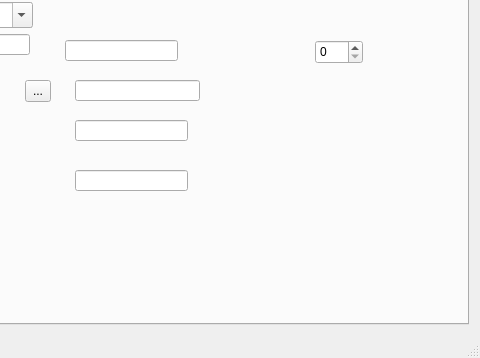
Before: the Qt Designer form MyTool/mainwindow.ui in huangatone/Mac_Qt, drawn with Qt 5; both pictures show x 128 to 608 and y 124 to 482 of the 608 by 482 pixel window.
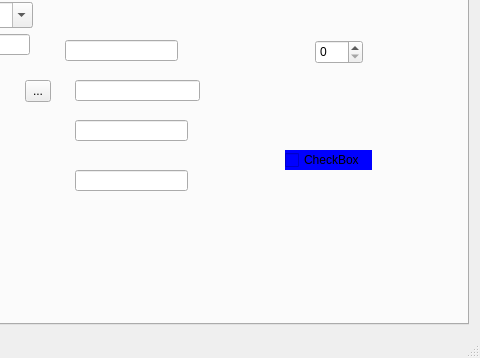
After: the same form once the commit is applied. The open tabs and pages were chosen to show the change. Custom widgets are drawn as their Qt base class.

Patch:
```diff
--- a/MyTool/mainwindow.ui
+++ b/MyTool/mainwindow.ui
@@ -239,6 +239,23 @@
          <bool>false</bool>
         </property>
        </widget>
+       <widget class="QCheckBox" name="checkBox">
+        <property name="geometry">
+         <rect>
+          <x>400</x>
+          <y>220</y>
+          <width>87</width>
+          <height>20</height>
+         </rect>
+        </property>
+        <property name="styleSheet">
+         <string notr="true">
+background-color:rgb(0, 0, 255);</string>
+        </property>
+        <property name="text">
+         <string>CheckBox</string>
+        </property>
+       </widget>
       </widget>
       <widget class="QWidget" name="tab_5">
        <attribute name="title">
```
Left out of the diff: 2 changed lines with no effect on the pictures.
